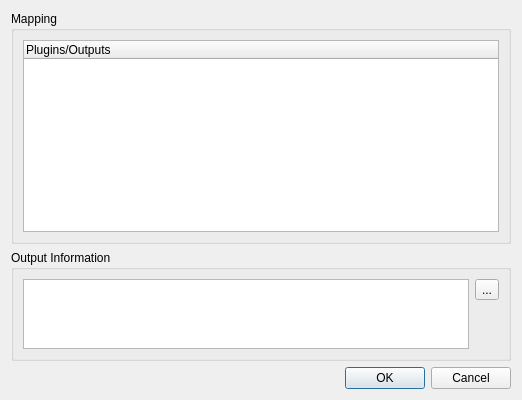
First picture: the form in main/outputpatcheditor.ui, repository Andersbakken/qlc, before the edit.
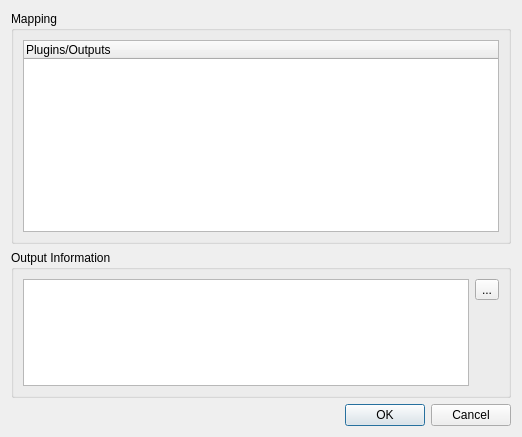
Second picture: the form after the edit.

What changed in the file:
```diff
--- a/main/outputpatcheditor.ui
+++ b/main/outputpatcheditor.ui
@@ -6,7 +6,7 @@
     <x>0</x>
     <y>0</y>
     <width>522</width>
-    <height>386</height>
+    <height>437</height>
    </rect>
   </property>
   <property name="windowTitle" >
```
Left out of the diff: 3 changed lines with no effect on the pictures.
